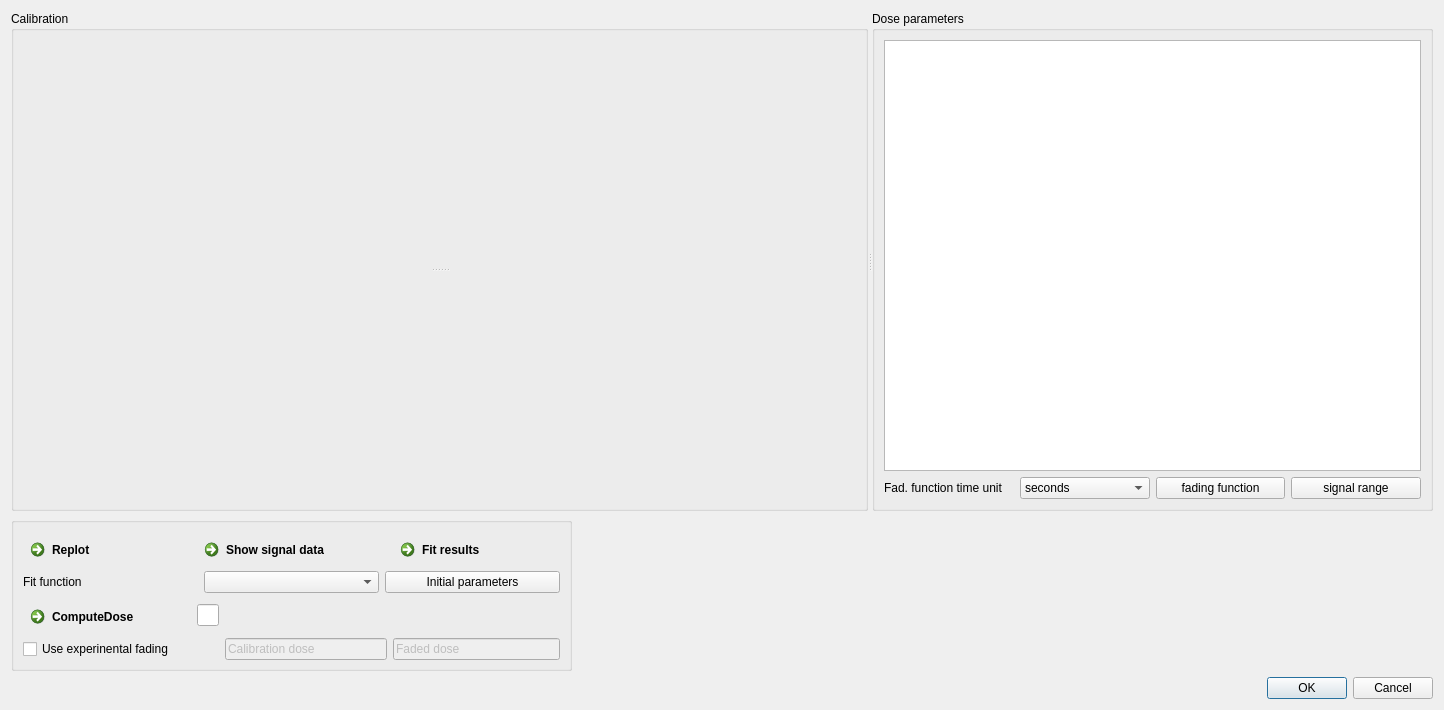
bulanek/alive, file src/calibration.ui: the form before one commit.
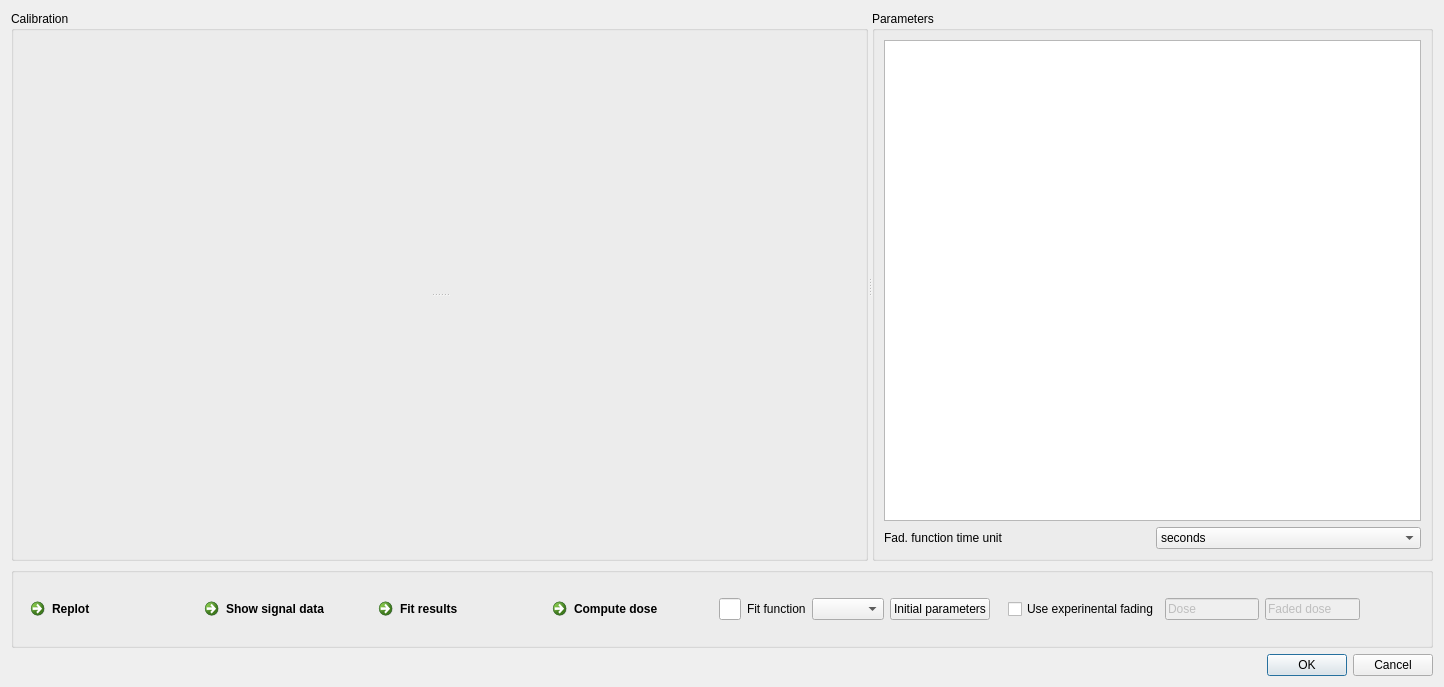
The form after the commit. Custom widgets are drawn as their Qt base class.

Patch:
```diff
--- a/src/calibration.ui
+++ b/src/calibration.ui
@@ -7,7 +7,7 @@
     <x>0</x>
     <y>0</y>
     <width>1444</width>
-    <height>707</height>
+    <height>687</height>
    </rect>
   </property>
   <property name="windowTitle">
@@ -75,7 +75,7 @@
        </size>
       </property>
       <property name="title">
-       <string>Dose parameters</string>
+       <string>Parameters</string>
       </property>
       <layout class="QGridLayout" name="gridLayout">
        <item row="0" column="0">
@@ -114,26 +114,6 @@
            </item>
           </widget>
          </item>
-         <item>
-          <widget class="QPushButton" name="pushButton_2">
-           <property name="toolTip">
-            <string>Set the same fading parameters as for the first measurement</string>
-           </property>
-           <property name="text">
-            <string>fading function</string>
-           </property>
-          </widget>
-         </item>
-         <item>
-          <widget class="QPushButton" name="pushButton_3">
-           <property name="toolTip">
-            <string>Set the same signal and background range as for the first measurement</string>
-           </property>
-           <property name="text">
-            <string>signal range</string>
-           </property>
-          </widget>
-         </item>
         </layout>
        </item>
       </layout>
@@ -145,33 +125,59 @@
      <property name="minimumSize">
       <size>
        <width>451</width>
-       <height>0</height>
+       <height>81</height>
       </size>
      </property>
      <property name="maximumSize">
       <size>
-       <width>561</width>
-       <height>154</height>
+       <width>10000</width>
+       <height>81</height>
       </size>
      </property>
      <property name="title">
       <string/>
      </property>
      <layout class="QGridLayout" name="gridLayout_2">
-      <item row="0" column="0">
-       <widget class="QCommandLinkButton" name="commandLinkButton">
-        <property name="maximumSize">
+      <item row="0" column="8">
+       <spacer name="horizontalSpacer_8">
+        <property name="orientation">
+         <enum>Qt::Horizontal</enum>
+        </property>
+        <property name="sizeHint" stdset="0">
          <size>
-          <width>16777215</width>
-          <height>42</height>
+          <width>40</width>
+          <height>20</height>
          </size>
         </property>
-        <property name="text">
-         <string>Replot</string>
+       </spacer>
+      </item>
+      <item row="0" column="9">
+       <spacer name="horizontalSpacer_7">
+        <property name="orientation">
+         <enum>Qt::Horizontal</enum>
         </property>
-       </widget>
+        <property name="sizeHint" stdset="0">
+         <size>
+          <width>40</width>
+          <height>20</height>
+         </size>
+        </property>
+       </spacer>
       </item>
-      <item row="0" column="1" colspan="2">
+      <item row="0" column="10">
+       <spacer name="horizontalSpacer_6">
+        <property name="orientation">
+         <enum>Qt::Horizontal</enum>
+        </property>
+        <property name="sizeHint" stdset="0">
+         <size>
+          <width>40</width>
+          <height>20</height>
+         </size>
+        </property>
+       </spacer>
+      </item>
+      <item row="0" column="1">
        <widget class="QCommandLinkButton" name="commandLinkButton_2">
         <property name="maximumSize">
          <size>
@@ -185,6 +191,40 @@
        </widget>
       </item>
       <item row="0" column="3">
+       <layout class="QHBoxLayout" name="horizontalLayout_3">
+        <item>
+         <widget class="QCommandLinkButton" name="commandLinkButton_3">
+          <property name="text">
+           <string>Compute dose</string>
+          </property>
+         </widget>
+        </item>
+        <item>
+         <widget class="QLineEdit" name="lineEdit">
+          <property name="maximumSize">
+           <size>
+            <width>50</width>
+            <height>16777215</height>
+           </size>
+          </property>
+         </widget>
+        </item>
+       </layout>
+      </item>
+      <item row="0" column="7">
+       <spacer name="horizontalSpacer_9">
+        <property name="orientation">
+         <enum>Qt::Horizontal</enum>
+        </property>
+        <property name="sizeHint" stdset="0">
+         <size>
+          <width>40</width>
+          <height>20</height>
+         </size>
+        </property>
+       </spacer>
+      </item>
+      <item row="0" column="2">
        <widget class="QCommandLinkButton" name="commandLinkButton_4">
         <property name="maximumSize">
          <size>
@@ -197,7 +237,51 @@
         </property>
        </widget>
       </item>
-      <item row="1" column="0" colspan="4">
+      <item row="0" column="5">
+       <layout class="QHBoxLayout" name="horizontalLayout_4">
+        <item>
+         <widget class="QCheckBox" name="checkBox">
+          <property name="text">
+           <string>Use experinental fading</string>
+          </property>
+         </widget>
+        </item>
+        <item>
+         <widget class="QLineEdit" name="lineEdit_2">
+          <property name="enabled">
+           <bool>false</bool>
+          </property>
+          <property name="text">
+           <string>Dose</string>
+          </property>
+         </widget>
+        </item>
+        <item>
+         <widget class="QLineEdit" name="lineEdit_3">
+          <property name="enabled">
+           <bool>false</bool>
+          </property>
+          <property name="text">
+           <string>Faded dose</string>
+          </property>
+         </widget>
+        </item>
+       </layout>
+      </item>
+      <item row="0" column="0">
+       <widget class="QCommandLinkButton" name="commandLinkButton">
+        <property name="maximumSize">
+         <size>
+          <width>16777215</width>
+          <height>42</height>
+         </size>
+        </property>
+        <property name="text">
+         <string>Replot</string>
+        </property>
+       </widget>
+      </item>
+      <item row="0" column="4">
        <layout class="QHBoxLayout" name="horizontalLayout">
         <item>
          <widget class="QLabel" name="label">
@@ -216,55 +300,33 @@
           </property>
          </widget>
         </item>
-       </layout>
-      </item>
-      <item row="2" column="0" colspan="2">
-       <layout class="QHBoxLayout" name="horizontalLayout_3">
         <item>
-         <widget class="QCommandLinkButton" name="commandLinkButton_3">
-          <property name="text">
-           <string>ComputeDose</string>
+         <spacer name="horizontalSpacer_5">
+          <property name="orientation">
+           <enum>Qt::Horizontal</enum>
           </property>
-         </widget>
-        </item>
-        <item>
-         <widget class="QLineEdit" name="lineEdit">
-          <property name="maximumSize">
+          <property name="sizeHint" stdset="0">
            <size>
-            <width>50</width>
-            <height>16777215</height>
+            <width>40</width>
+            <height>20</height>
            </size>
           </property>
-         </widget>
+         </spacer>
         </item>
        </layout>
       </item>
-      <item row="3" column="0" colspan="2">
-       <widget class="QCheckBox" name="checkBox">
-        <property name="text">
-         <string>Use experinental fading</string>
+      <item row="0" column="6">
+       <spacer name="horizontalSpacer_10">
+        <property name="orientation">
+         <enum>Qt::Horizontal</enum>
         </property>
-       </widget>
-      </item>
-      <item row="3" column="2">
-       <widget class="QLineEdit" name="lineEdit_2">
-        <property name="enabled">
-         <bool>false</bool>
+        <property name="sizeHint" stdset="0">
+         <size>
+          <width>40</width>
+          <height>20</height>
+         </size>
         </property>
-        <property name="text">
-         <string>Calibration dose</string>
-        </property>
-       </widget>
-      </item>
-      <item row="3" column="3">
-       <widget class="QLineEdit" name="lineEdit_3">
-        <property name="enabled">
-         <bool>false</bool>
-        </property>
-        <property name="text">
-         <string>Faded dose</string>
-        </property>
-       </widget>
+       </spacer>
       </item>
      </layout>
      <zorder>commandLinkButton_4</zorder>
```
Left out of the diff: 10 changed lines with no effect on the pictures.
